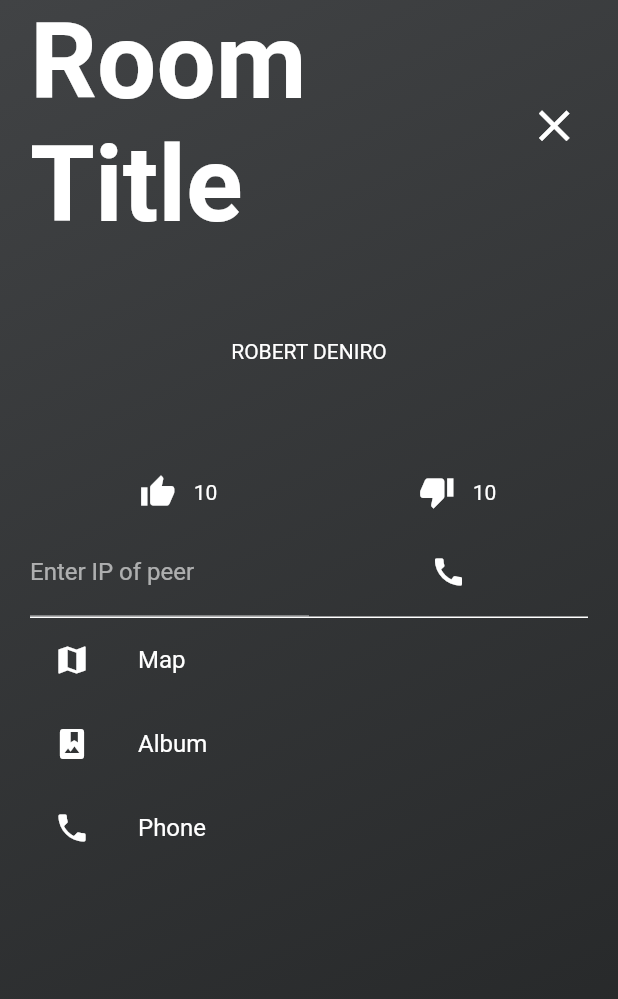
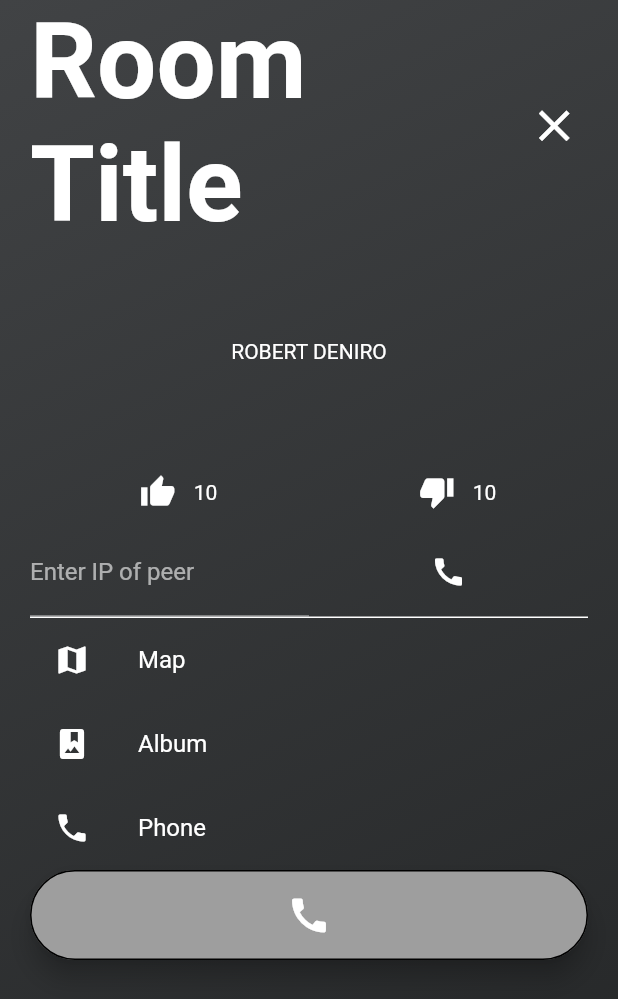
Before and after one commit to Emrin/CrowdEffect, a Flutter app: the ChatRoomPage screen opened directly with empty values, on a phone screen of 412 x 824 dp. Shown: the top 999 px of the screen. Run offline on Flutter 3.47's test engine with Material 2 defaults, Android fonts, the phone set to English and light mode, and no system bars; drawn by our look-alikes of auto_size_text; our stand-ins replace cached_network_image, carousel_slider, cloud_firestore, firebase_auth, firebase_storage, google_sign_in and 3 more; missing offline and left inert: flutter_webrtc; accounts and stored records are empty; Roboto replaces fonts that are missing (Montserrat).

Commit message:
adding call button to rooms

```diff
--- a/lib/chat.dart
+++ b/lib/chat.dart
@@ -125,7 +125,7 @@ class _RTCScreenState extends State<RTCScreen> {
           title: 'P2P Call Sample',
           subtitle: 'P2P Call Sample.',
           push: (BuildContext context) {
-            _serverAddress = '192.168.1.10';
+            _serverAddress = '192.168.1.4';
             prefs.setString('server', _serverAddress);
                     Navigator.push(
                         context,
--- a/lib/room.dart
+++ b/lib/room.dart
@@ -1,7 +1,7 @@
 import 'package:flutter/material.dart';
 import 'package:auto_size_text/auto_size_text.dart';
+import 'chat.dart';
 
-// import 'package:flutter_webrtc/webrtc.dart';
 
 class ChatRoomPage extends StatefulWidget {
   final String roomId;
@@ -142,6 +142,7 @@ class ChatRoomPageState extends State<ChatRoomPage> {
                           leading: Icon(Icons.phone),
                           title: Text('Phone'),
                         ),
+                        StartButtonWidget(),
                       ],
                     ),
                   ),
@@ -154,96 +155,40 @@ class ChatRoomPageState extends State<ChatRoomPage> {
   }
 }
 
-// this launches the flutter WebRTC plugin example.
-// class _ChatRoomPageState extends State<ChatRoomPage> {
-//  MediaStream _localStream;
-//  final _localRenderer = new RTCVideoRenderer();
-//  bool _inCalling = false;
 
-//  @override
-//  initState() {
-//    super.initState();
-//    initRenderers();
-//  }
-
-//  @override
-//  deactivate() {
-//    super.deactivate();
-//    if (_inCalling) {
-//      _hangUp();
-//    }
-//  }
-
-//  initRenderers() async {
-//    await _localRenderer.initialize();
-//  }
-
-//  // Platform messages are asynchronous, so we initialize in an async method.
-//  _makeCall() async {
-//    final Map<String, dynamic> mediaConstraints = {
-//      "audio": true,
-//      "video": {
-//        "mandatory": {
-//          "minWidth":'640', // Provide your own width, height and frame rate here
-//          "minHeight": '480',
-//          "minFrameRate": '30',
-//        },
-//        "facingMode": "user",
-//        "optional": [],
-//      }
-//    };
-
-//    try {
-//      navigator.getUserMedia(mediaConstraints).then((stream){
-//        _localStream = stream;
-//        _localRenderer.srcObject = _localStream;
-//      });
-//    } catch (e) {
-//      print(e.toString());
-//    }
-//    if (!mounted) return;
-
-//    setState(() {
-//      _inCalling = true;
-//    });
-//  }
-
-//  _hangUp() async {
-//    try {
-//      await _localStream.dispose();
-//      _localRenderer.srcObject = null;
-//    } catch (e) {
-//      print(e.toString());
-//    }
-//    setState(() {
-//      _inCalling = false;
-//    });
-//  }
-
-//  @override
-//  Widget build(BuildContext context) {
-//    return new Scaffold(
-//      appBar: new AppBar(
-//        title: new Text('GetUserMedia API Test'),
-//      ),
-//      body: new OrientationBuilder(
-//        builder: (context, orientation) {
-//          return new Center(
-//            child: new Container(
-//              margin: new EdgeInsets.fromLTRB(0.0, 0.0, 0.0, 0.0),
-//              width: MediaQuery.of(context).size.width,
-//              height: MediaQuery.of(context).size.height,
-//              child: RTCVideoView(_localRenderer),
-//              decoration: new BoxDecoration(color: Colors.black54),
-//            ),
-//          );
-//        },
-//      ),
-//      floatingActionButton: new FloatingActionButton(
-//        onPressed: _inCalling ? _hangUp : _makeCall,
-//        tooltip: _inCalling ? 'Hangup' : 'Call',
-//        child: new Icon(_inCalling ? Icons.call_end : Icons.phone),
-//      ),
-//    );
-//  }
-// }
+class StartButtonWidget extends StatelessWidget{
+  @override
+  Widget build(BuildContext context) {
+    return
+      Material(
+        borderRadius: BorderRadius.circular(50.0),
+        shadowColor: Colors.black,
+        color: Colors.grey,
+        elevation: 7.0,
+        child: Container(
+          height: 60,
+          width: 60,
+          decoration: BoxDecoration(
+              border: Border.all(
+                  color: Colors.black,
+                  style: BorderStyle.solid,
+                  width: 1.0
+              ),
+              borderRadius: BorderRadius.circular(50.0)),
+          child: InkWell(
+            borderRadius: BorderRadius.circular(50.0),
+            onTap: () {
+              Navigator.push(context, MaterialPageRoute(builder: (context) => RTCScreen()));
+            },
+            child:
+            Center(
+              child: Icon(
+                  Icons.call,
+                  size: 30.0
+              ),
+            ),
+          ),
+        ),
+      );
+  }
+}
```
Also changed, not shown: lib/main.dart (+0 -39 lines).
